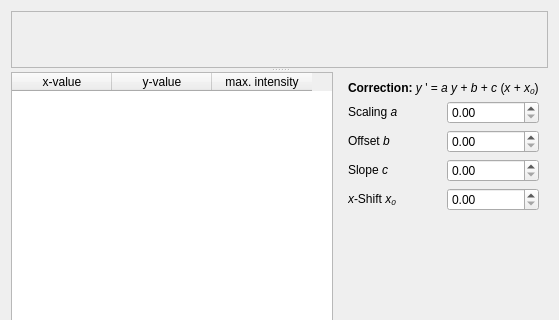
Before: the Qt Designer form spectral/dataitemproperties.ui in hvennekate/data_element, drawn with Qt 5; both pictures show x 0 to 559 and y 0 to 320 of the 559 by 479 pixel window.
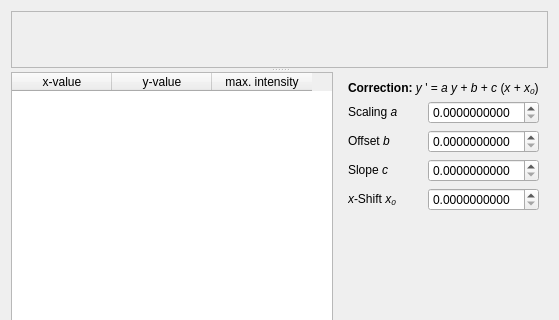
After: the same form once the commit is applied. Custom widgets are drawn as their Qt base class.

```diff
--- a/spectral/dataitemproperties.ui
+++ b/spectral/dataitemproperties.ui
@@ -75,7 +75,11 @@
            </widget>
           </item>
           <item row="3" column="1">
-           <widget class="QDoubleSpinBox" name="offsetValue"/>
+           <widget class="QDoubleSpinBox" name="offsetValue">
+            <property name="decimals">
+             <number>10</number>
+            </property>
+           </widget>
           </item>
           <item row="4" column="0">
            <widget class="QLabel" name="slopeLabel">
@@ -88,7 +92,11 @@
            </widget>
           </item>
           <item row="4" column="1">
-           <widget class="QDoubleSpinBox" name="slopeValue"/>
+           <widget class="QDoubleSpinBox" name="slopeValue">
+            <property name="decimals">
+             <number>10</number>
+            </property>
+           </widget>
           </item>
           <item row="5" column="0">
            <widget class="QLabel" name="xShiftLabel">
@@ -101,7 +109,11 @@
            </widget>
           </item>
           <item row="5" column="1">
-           <widget class="QDoubleSpinBox" name="xShiftValue"/>
+           <widget class="QDoubleSpinBox" name="xShiftValue">
+            <property name="decimals">
+             <number>10</number>
+            </property>
+           </widget>
           </item>
           <item row="1" column="0" colspan="2">
            <widget class="QLabel" name="formulaLabel">
@@ -111,7 +123,11 @@
            </widget>
           </item>
           <item row="2" column="1">
-           <widget class="QDoubleSpinBox" name="scalingValue"/>
+           <widget class="QDoubleSpinBox" name="scalingValue">
+            <property name="decimals">
+             <number>10</number>
+            </property>
+           </widget>
           </item>
           <item row="6" column="0">
            <spacer name="verticalSpacer">
```
